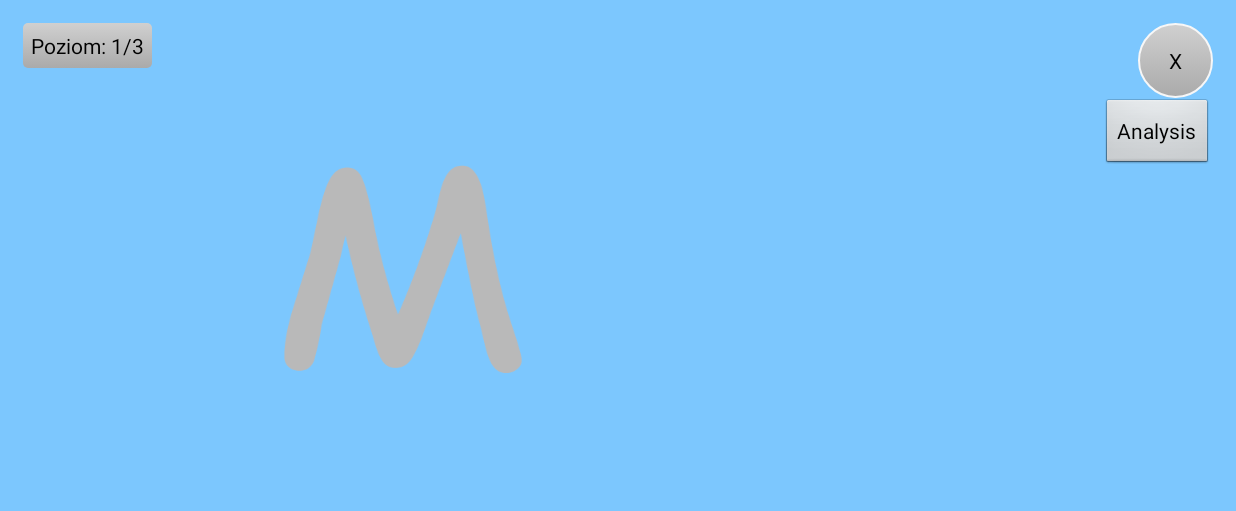
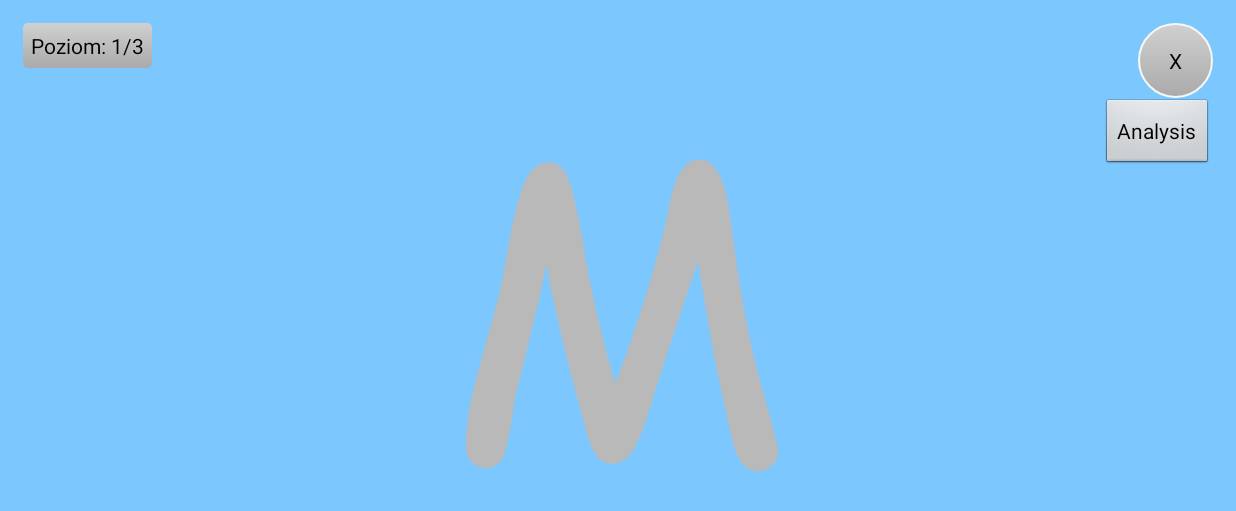
Before and after one commit to szotowicz/Friendly_letters, an Android app: the screen it shows after launch (GameMainActivity), on a phone screen of 824 x 412 dp (held sideways). Shown: the top 511 px of the screen. Run offline under Robolectric (Android 15) with nearby library versions, the phone set to English and light mode, and no system bars.

Commit message:
Automatic size of drawing elements

```diff
--- a/app/src/main/java/com/pg/mikszo/friendlyletters/GameMainActivity.java
+++ b/app/src/main/java/com/pg/mikszo/friendlyletters/GameMainActivity.java
@@ -6,6 +6,7 @@ import android.graphics.PorterDuff;
 import android.graphics.drawable.Drawable;
 import android.os.Bundle;
 import android.os.Handler;
+import android.util.TypedValue;
 import android.view.MotionEvent;
 import android.view.View;
 import android.view.ViewTreeObserver;
@@ -56,11 +57,25 @@ public class GameMainActivity extends Activity {
                     @Override
                     public void onGlobalLayout() {
                         drawingInGameView.getViewTreeObserver().removeOnGlobalLayoutListener(this);
+                        final int height = drawingInGameView.getHeight();
+                        final int width = drawingInGameView.getWidth();
+
+                        int top = (int)(height * 0.1);
+                        int bottom = (int)(height * 0.95);
+                        int imageSize = bottom - top;
+                        int left = (width / 2) - (imageSize / 2);
+                        int right = left + imageSize;
+
+                        drawingInGameView.setBackgroundImageDimension(left, top, right, bottom);
+                        TypedValue typedValue = new TypedValue();
+                        getResources().getValue(R.dimen.game_track_width_relative_to_size_of_field, typedValue, true);
+                        drawingInGameView.setStrokeWidth(imageSize * typedValue.getFloat());
+                        drawingInGameView.setRadiusCursor(imageSize * typedValue.getFloat());
+                        setDrawingProperties();
                         drawingInGameView.analyzeBackgroundPixels();
+                        setTouchListener();
                     }
                 });
-        setDrawingProperties();
-        setTouchListener();
 
         currentLevelTextView = findViewById(R.id.game_current_level);
         setNumberOfLevel();
--- a/app/src/main/java/com/pg/mikszo/friendlyletters/SettingsMainActivity.java
+++ b/app/src/main/java/com/pg/mikszo/friendlyletters/SettingsMainActivity.java
@@ -2,6 +2,7 @@ package com.pg.mikszo.friendlyletters;
 
 import android.app.Activity;
 import android.os.Bundle;
+import android.util.TypedValue;
 import android.view.Gravity;
 import android.view.View;
 import android.view.ViewTreeObserver;
@@ -76,6 +77,11 @@ public class SettingsMainActivity extends Activity {
                 LinearLayout.LayoutParams layoutParams = new LinearLayout.LayoutParams(size, size);
                 layoutParams.gravity = Gravity.CENTER;
                 addingMaterialView.setLayoutParams(layoutParams);
+
+                TypedValue typedValue = new TypedValue();
+                getResources().getValue(R.dimen.game_track_width_relative_to_size_of_field, typedValue, true);
+                addingMaterialView.setStrokeWidth(size * typedValue.getFloat());
+                addingMaterialView.setRadiusCursor(size * typedValue.getFloat());
             }
         });
     }
--- a/app/src/main/java/com/pg/mikszo/friendlyletters/drawing/CanvasView.java
+++ b/app/src/main/java/com/pg/mikszo/friendlyletters/drawing/CanvasView.java
@@ -18,11 +18,10 @@ public class CanvasView extends View {
     protected float strokeWidth = 25f;
     protected int trackColor = Color.BLACK;
     protected boolean isDrawnSomething = false;
-    //TODO: calculate it
-    protected final float radiusCursor = 20.0f;
-    protected final float thresholdForTurningOffCursor = -1.0f;
-    protected float xPosition = thresholdForTurningOffCursor;
-    protected float yPosition = thresholdForTurningOffCursor;
+    protected float radiusCursor = 20.0f;
+    protected final float possitionForTurningOffCursor = -1.0f;
+    protected float xPosition = possitionForTurningOffCursor;
+    protected float yPosition = possitionForTurningOffCursor;
 
     public CanvasView(Context context, AttributeSet attributeSet) {
         super(context, attributeSet);
@@ -50,8 +49,8 @@ public class CanvasView extends View {
                 break;
             case MotionEvent.ACTION_UP:
                 path.lineTo(xPosition + 0.01f, yPosition + 0.01f);
-                xPosition = thresholdForTurningOffCursor;
-                yPosition = thresholdForTurningOffCursor;
+                xPosition = possitionForTurningOffCursor;
+                yPosition = possitionForTurningOffCursor;
                 break;
             default:
                 return false;
@@ -84,9 +83,13 @@ public class CanvasView extends View {
         this.paint.setColor(trackColor);
     }
 
-    public void setStrokeWidth(int strokeWidth) {
+    public void setStrokeWidth(float strokeWidth) {
         this.strokeWidth = strokeWidth;
         this.paint.setStrokeWidth(strokeWidth);
+    }
+
+    public void setRadiusCursor(float radiusCursor) {
+        this.radiusCursor = radiusCursor;
     }
 
     protected Bitmap makeBitmapTransparent(Bitmap bitmap) {
--- a/app/src/main/java/com/pg/mikszo/friendlyletters/drawing/configurationApp/AddingShapeView.java
+++ b/app/src/main/java/com/pg/mikszo/friendlyletters/drawing/configurationApp/AddingShapeView.java
@@ -3,7 +3,6 @@ package com.pg.mikszo.friendlyletters.drawing.configurationApp;
 import android.content.Context;
 import android.graphics.Bitmap;
 import android.graphics.Canvas;
-import android.graphics.Path;
 import android.util.AttributeSet;
 import android.util.Log;
 import android.view.View;
@@ -28,7 +27,7 @@ public class AddingShapeView extends CanvasView {
     protected void onDraw(Canvas c) {
         super.onDraw(c);
         canvas.drawPath(path, paint);
-        if (xPosition != thresholdForTurningOffCursor && yPosition != thresholdForTurningOffCursor) {
+        if (xPosition != possitionForTurningOffCursor && yPosition != possitionForTurningOffCursor) {
             canvas.drawCircle(xPosition, yPosition, radiusCursor, paint);
         }
     }
--- a/app/src/main/java/com/pg/mikszo/friendlyletters/drawing/game/DrawingInGameView.java
+++ b/app/src/main/java/com/pg/mikszo/friendlyletters/drawing/game/DrawingInGameView.java
@@ -22,7 +22,6 @@ public class DrawingInGameView extends CanvasView {
 
     public DrawingInGameView(Context context, AttributeSet attributeSet) {
         super(context, attributeSet);
-        setBackgroundImageDimension();
     }
 
     @Override
@@ -30,7 +29,7 @@ public class DrawingInGameView extends CanvasView {
         super.onDraw(c);
         materialImage.draw(canvas);
         canvas.drawPath(path, paint);
-        if (xPosition != thresholdForTurningOffCursor && yPosition != thresholdForTurningOffCursor) {
+        if (xPosition != possitionForTurningOffCursor && yPosition != possitionForTurningOffCursor) {
             canvas.drawCircle(xPosition, yPosition, radiusCursor, paint);
         }
     }
@@ -107,11 +106,10 @@ public class DrawingInGameView extends CanvasView {
         this.materialColor = materialColor;
     }
 
-    private void setBackgroundImageDimension() {
-        // TODO: calculate it
-        backgroundImageLeft = 200;
-        backgroundImageRight = 600;
-        backgroundImageTop = 100;
-        backgroundImageBottom = 450;
+    public void setBackgroundImageDimension(int left, int top, int right, int bottom) {
+        backgroundImageLeft = left;
+        backgroundImageTop = top;
+        backgroundImageRight = right;
+        backgroundImageBottom = bottom;
     }
 }
--- a/app/src/main/res/values/dimens.xml
+++ b/app/src/main/res/values/dimens.xml
@@ -1,6 +1,7 @@
 <?xml version="1.0" encoding="utf-8"?>
 <resources>
     <dimen name="game_exit_button_size">50dp</dimen>
+    <item name="game_track_width_relative_to_size_of_field" type="dimen" format="float">0.072</item>
 
     <dimen name="settings_menu_bar_padding_size">15dp</dimen>
     <dimen name="settings_menu_bar_font_size">18sp</dimen>
```
